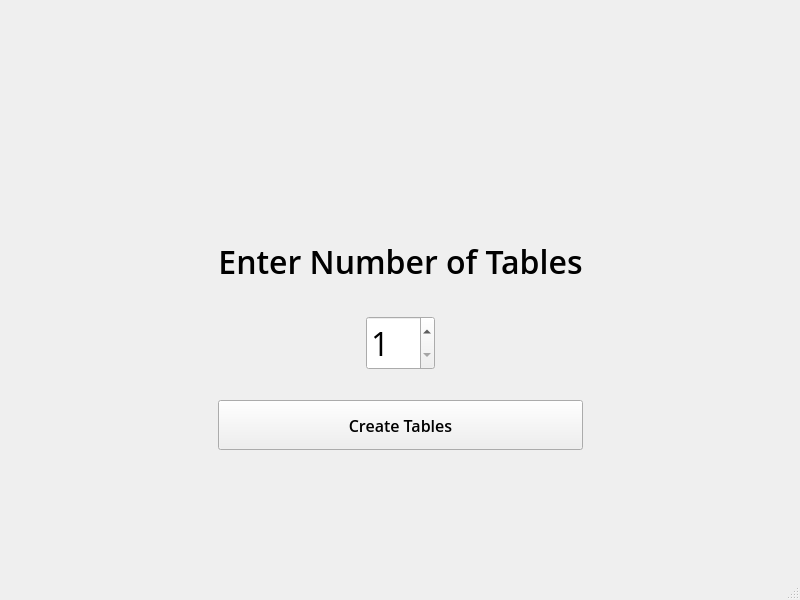
Before: the Qt Designer form mainwindow.ui in omarbassam88/RestaurantApp, drawn with Qt 5.
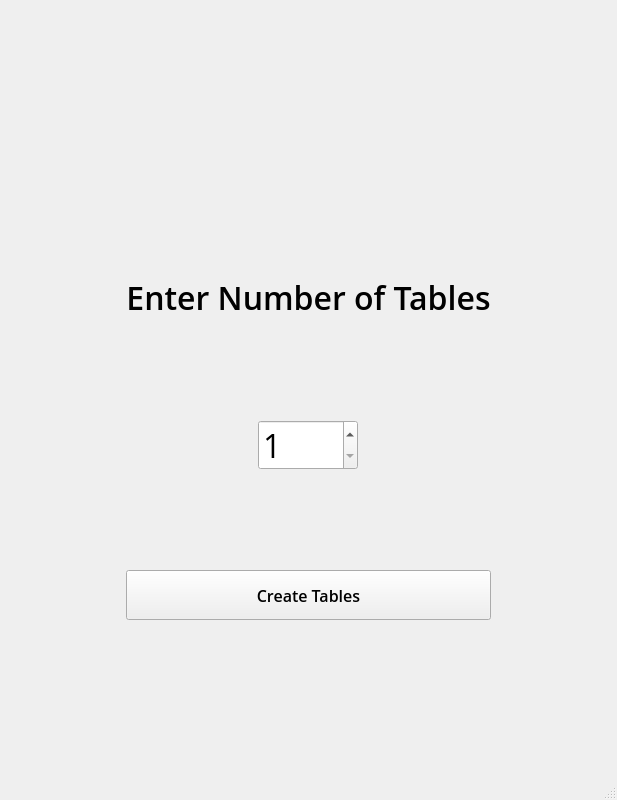
After: the same form once the commit is applied. The open tabs and pages were chosen to show the change.

Patch:
```diff
--- a/mainwindow.ui
+++ b/mainwindow.ui
@@ -6,8 +6,8 @@
    <rect>
     <x>0</x>
     <y>0</y>
-    <width>800</width>
-    <height>600</height>
+    <width>617</width>
+    <height>800</height>
    </rect>
   </property>
   <property name="sizePolicy">
@@ -38,7 +38,7 @@
    <property name="styleSheet">
     <string notr="true"/>
    </property>
-   <layout class="QGridLayout" name="gridLayout_2">
+   <layout class="QGridLayout" name="gridLayout">
     <item row="0" column="0">
      <widget class="QStackedWidget" name="stackedWidget">
       <property name="sizePolicy">
@@ -54,65 +54,16 @@
        <number>2</number>
       </property>
       <widget class="QWidget" name="page_1">
-       <layout class="QGridLayout" name="gridLayout">
-        <item row="0" column="0">
-         <layout class="QHBoxLayout" name="Home_Page" stretch="1,1,1">
-          <property name="sizeConstraint">
-           <enum>QLayout::SetNoConstraint</enum>
-          </property>
-          <property name="leftMargin">
+       <layout class="QGridLayout" name="gridLayout_2">
+        <property name="verticalSpacing">
            <number>100</number>
           </property>
-          <property name="topMargin">
-           <number>100</number>
-          </property>
-          <property name="rightMargin">
-           <number>100</number>
-          </property>
-          <property name="bottomMargin">
-           <number>100</number>
-          </property>
-          <item>
-           <spacer name="horizontalSpacer">
-            <property name="orientation">
-             <enum>Qt::Horizontal</enum>
-            </property>
-            <property name="sizeHint" stdset="0">
-             <size>
-              <width>40</width>
-              <height>20</height>
-             </size>
-            </property>
-           </spacer>
-          </item>
-          <item>
-           <layout class="QVBoxLayout" name="verticalLayout">
-            <property name="spacing">
-             <number>30</number>
-            </property>
-            <property name="sizeConstraint">
-             <enum>QLayout::SetMinAndMaxSize</enum>
-            </property>
-            <item>
-             <layout class="QHBoxLayout" name="horizontalLayout_2">
-              <item>
-               <widget class="QLabel" name="lbl_Time">
-                <property name="text">
-                 <string/>
-                </property>
-                <property name="alignment">
-                 <set>Qt::AlignCenter</set>
-                </property>
-               </widget>
-              </item>
-             </layout>
-            </item>
-            <item>
+        <item row="2" column="0">
              <widget class="QLabel" name="label">
               <property name="maximumSize">
                <size>
                 <width>16777215</width>
-                <height>50</height>
+            <height>100</height>
                </size>
               </property>
               <property name="font">
@@ -132,7 +83,44 @@
               </property>
              </widget>
             </item>
-            <item alignment="Qt::AlignHCenter">
+        <item row="1" column="0">
+         <widget class="QLabel" name="lbl_Time">
+          <property name="maximumSize">
+           <size>
+            <width>16777215</width>
+            <height>100</height>
+           </size>
+          </property>
+          <property name="text">
+           <string/>
+          </property>
+          <property name="alignment">
+           <set>Qt::AlignCenter</set>
+          </property>
+         </widget>
+        </item>
+        <item row="7" column="0">
+         <widget class="QPushButton" name="CreateTables_Button">
+          <property name="minimumSize">
+           <size>
+            <width>150</width>
+            <height>50</height>
+           </size>
+          </property>
+          <property name="font">
+           <font>
+            <family>Open Sans SemiBold</family>
+            <pointsize>12</pointsize>
+           </font>
+          </property>
+          <property name="text">
+           <string>Create Tables</string>
+          </property>
+         </widget>
+        </item>
+        <item row="3" column="0">
+         <layout class="QHBoxLayout" name="horizontalLayout_4">
+          <item>
              <widget class="QSpinBox" name="NumTables_Input">
               <property name="sizePolicy">
                <sizepolicy hsizetype="Minimum" vsizetype="Maximum">
@@ -143,7 +131,7 @@
               <property name="maximumSize">
                <size>
                 <width>100</width>
-                <height>16777215</height>
+              <height>50</height>
                </size>
               </property>
               <property name="baseSize">
@@ -163,41 +151,33 @@
               </property>
              </widget>
             </item>
-            <item>
-             <widget class="QPushButton" name="CreateTables_Button">
-              <property name="minimumSize">
+         </layout>
+        </item>
+        <item row="8" column="0">
+         <spacer name="verticalSpacer">
+          <property name="orientation">
+           <enum>Qt::Vertical</enum>
+          </property>
+          <property name="sizeHint" stdset="0">
                <size>
-                <width>150</width>
-                <height>50</height>
-               </size>
-              </property>
-              <property name="font">
-               <font>
-                <family>Open Sans SemiBold</family>
-                <pointsize>12</pointsize>
-               </font>
-              </property>
-              <property name="text">
-               <string>Create Tables</string>
-              </property>
-             </widget>
-            </item>
-           </layout>
-          </item>
-          <item>
-           <spacer name="horizontalSpacer_2">
+            <width>20</width>
+            <height>40</height>
+           </size>
+          </property>
+         </spacer>
+        </item>
+        <item row="0" column="0">
+         <spacer name="verticalSpacer_2">
             <property name="orientation">
-             <enum>Qt::Horizontal</enum>
+           <enum>Qt::Vertical</enum>
             </property>
             <property name="sizeHint" stdset="0">
              <size>
-              <width>40</width>
-              <height>20</height>
+            <width>20</width>
+            <height>40</height>
              </size>
             </property>
            </spacer>
-          </item>
-         </layout>
         </item>
        </layout>
       </widget>
```
Left out of the diff: 48 changed lines with no effect on the pictures. Lines whose indentation alone changed are shown as unchanged.
